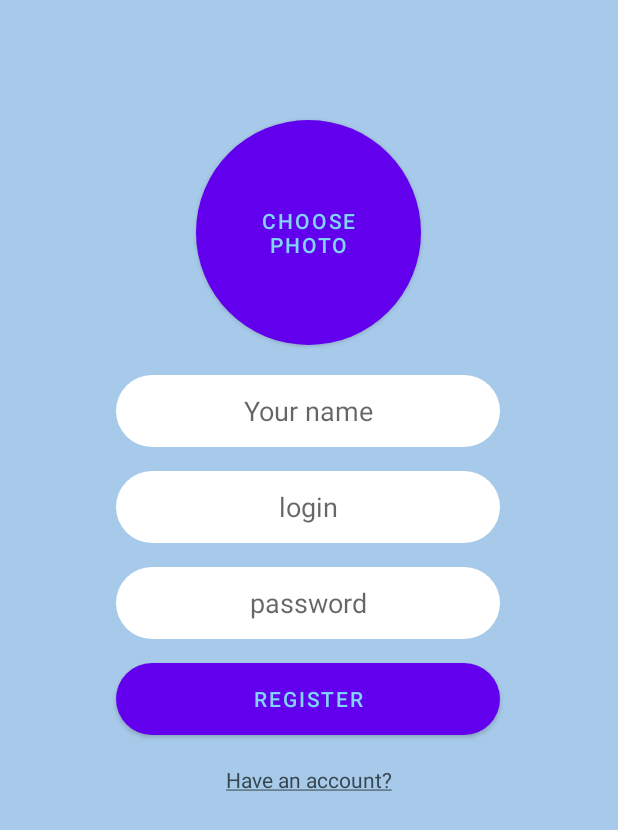
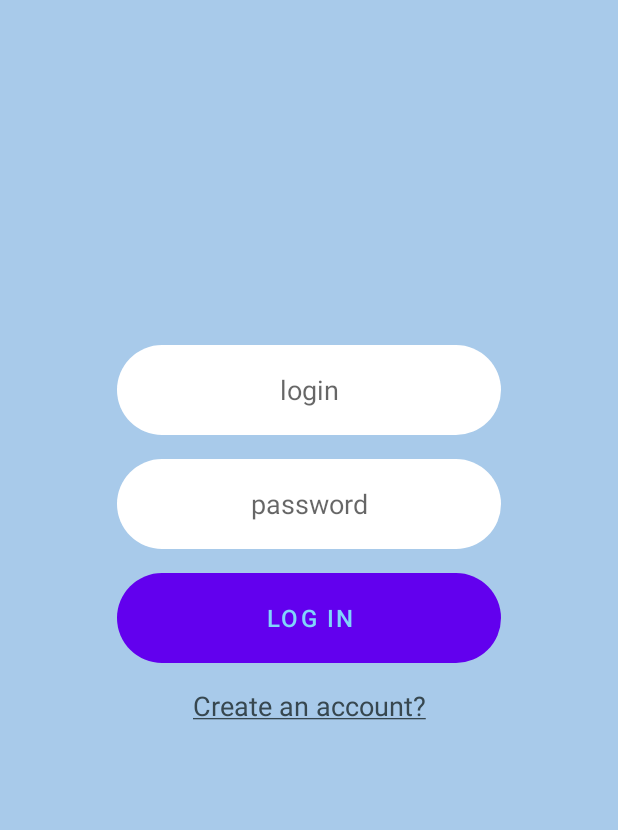
Before and after one commit to nOmeep/chat-app-android, an Android app: the screen it shows after launch (MainActivity), on a phone screen of 412 x 824 dp. Shown: the top 830 px of the screen. Run offline under Robolectric (Android 15) with nearby library versions, the phone set to English and light mode, and no system bars; our stand-ins replace CircleImageView, Firebase (no records; nobody signed in at launch, a user with empty details on screens opened directly).

Commit message:
это база, полностью переделал приложение + улучшил внешний вид. Теперь диалог закрывается в случае успешной регистрации

```diff
--- a/chatApp/app/src/main/java/com/example/messenger/MainActivity.kt
+++ b/chatApp/app/src/main/java/com/example/messenger/MainActivity.kt
@@ -1,17 +1,10 @@
 package com.example.messenger
 
-import android.app.Dialog
-import android.graphics.Color
-import android.graphics.ImageDecoder
-import android.graphics.drawable.BitmapDrawable
-import android.graphics.drawable.Drawable
 import android.net.Uri
 import androidx.appcompat.app.AppCompatActivity
 import android.os.Bundle
-import android.provider.MediaStore
 import android.util.Log
 import android.view.View
-import android.view.WindowManager
 import android.widget.*
 import androidx.activity.result.contract.ActivityResultContracts
 import androidx.appcompat.app.AlertDialog
@@ -22,14 +15,12 @@ import de.hdodenhof.circleimageview.CircleImageView
 
 
 class MainActivity : AppCompatActivity() {
-    private lateinit var nameEditText: EditText
     private lateinit var emailEditText : EditText
     private lateinit var passwordEditText: EditText
 
-    private lateinit var registerButton : Button
-    private lateinit var choosePhotoButton : Button
+    private lateinit var createAccountTextView: TextView
 
-    private lateinit var alreadyHaveAnAccTextView : TextView
+    private lateinit var mainLogInButton :Button
 
     private var selectedPhotoUri : Uri? = null
 
@@ -40,37 +31,28 @@ class MainActivity : AppCompatActivity() {
         supportActionBar?.hide()
         setContentView(R.layout.activity_main)
         initViews()
-        initOnCLickListeners()
+
+        createAccountTextView.setOnClickListener {
+            openRegisterDialog()
+        }
+
+        mainLogInButton.setOnClickListener {
+            performLogIn(emailEditText.text.toString(), passwordEditText.text.toString())
+        }
+
     }
 
-    // Some kind of inits
+    // Some kind of initiations
 
     private fun initViews() {
-        nameEditText = findViewById(R.id.nameEditText)
         emailEditText = findViewById(R.id.loginEditText)
         passwordEditText = findViewById(R.id.passwordEditText)
 
-        registerButton = findViewById(R.id.registerButton)
-        choosePhotoButton = findViewById(R.id.choosePhotoButton)
+        createAccountTextView = findViewById(R.id.createAccountTextView)
 
-        alreadyHaveAnAccTextView = findViewById(R.id.alreadyHaveAnAccTextView)
+        mainLogInButton = findViewById(R.id.mainLogInButton)
 
         auth = Firebase.auth
-    }
-
-    private fun initOnCLickListeners() {
-        registerButton.setOnClickListener {
-            //performRegister()
-        }
-
-        alreadyHaveAnAccTextView.setOnClickListener {
-            //openLogInDialog()
-            openRegisterDialog()
-        }
-
-        choosePhotoButton.setOnClickListener {
-            //getPickedPhoto.launch("image/*")
-        }
     }
 
     // Photo suction
@@ -111,16 +93,18 @@ class MainActivity : AppCompatActivity() {
         }
 
         dialogRegisterButton.setOnClickListener {
-            performRegister(dialogLoginEditText.text.toString(), dialogPasswordEditText.text.toString())
+            if (performRegister(dialogLoginEditText.text.toString(), dialogPasswordEditText.text.toString())) {
+                dialog.dismiss()
+            }
         }
 
         dialog.show()
     }
 
-    private fun performRegister(email : String, password: String) {
+    private fun performRegister(email : String, password: String) : Boolean {
         if (email.isEmpty() || password.isEmpty()) {
             Toast.makeText(this, "Fill the gaps before register", Toast.LENGTH_SHORT).show()
-            return
+            return false
         }
 
         Log.d("MAIN", "Email: $email")
@@ -129,6 +113,7 @@ class MainActivity : AppCompatActivity() {
         auth.createUserWithEmailAndPassword(email, password)
             .addOnCompleteListener(this) { task ->
                 if (!task.isSuccessful) return@addOnCompleteListener
+
                 Toast.makeText(baseContext, "Created: ${task.result?.user?.uid}", Toast.LENGTH_SHORT).show()
 
                 uploadImageToFirerbase()
@@ -136,31 +121,12 @@ class MainActivity : AppCompatActivity() {
             .addOnFailureListener {
                 Toast.makeText(baseContext, "Failed: ${it.message}", Toast.LENGTH_SHORT).show()
             }
+
+        return true
     }
 
     private fun uploadImageToFirerbase() {
 
-    }
-
-    private fun openLogInDialog() {
-        val view = View.inflate(this, R.layout.log_in_dialog, null)
-
-        val builder = AlertDialog.Builder(this)
-        builder.setView(view)
-
-        val dialog = builder.create()
-        dialog.window?.setBackgroundDrawableResource(android.R.color.transparent)
-        dialog.setCancelable(true)
-
-        val dialogLogin : EditText = view.findViewById(R.id.dialogLoginEditText)
-        val dialogPassword : EditText = view.findViewById(R.id.dialogPasswordEditText)
-        val dialogButton : Button = view.findViewById(R.id.dialogLogInButton)
-
-        dialogButton.setOnClickListener {
-            performLogIn(dialogLogin.text.toString(), dialogPassword.text.toString())
-        }
-
-        dialog.show()
     }
 
     private fun performLogIn(email : String, password : String) {
--- a/chatApp/app/src/main/res/layout/activity_main.xml
+++ b/chatApp/app/src/main/res/layout/activity_main.xml
@@ -8,40 +8,26 @@
     tools:context=".MainActivity">
 
     <EditText
-        android:id="@+id/nameEditText"
+        android:id="@+id/loginEditText"
         android:layout_width="256dp"
-        android:layout_height="48dp"
-        android:layout_marginTop="250dp"
+        android:layout_height="60dp"
+        android:layout_marginTop="230dp"
         android:background="@drawable/round_edit_text"
         android:ems="10"
-        android:hint="@string/your_name"
+        android:hint="@string/login"
         android:importantForAutofill="no"
         android:inputType="textPersonName"
         android:textAlignment="center"
-        app:layout_constraintEnd_toEndOf="parent"
-        app:layout_constraintHorizontal_bias="0.496"
-        app:layout_constraintStart_toStartOf="parent"
-        app:layout_constraintTop_toTopOf="parent" />
-
-    <EditText
-        android:id="@+id/loginEditText"
-        android:layout_width="256dp"
-        android:layout_height="48dp"
-        android:layout_marginTop="16dp"
-        android:background="@drawable/round_edit_text"
-        android:ems="10"
-        android:hint="@string/login"
-        android:inputType="textPersonName"
-        android:textAlignment="center"
-        app:layout_constraintEnd_toEndOf="@+id/nameEditText"
-        app:layout_constraintStart_toStartOf="@+id/nameEditText"
-        app:layout_constraintTop_toBottomOf="@+id/nameEditText"
-        android:importantForAutofill="no" />
+        app:layout_constraintBottom_toTopOf="@id/passwordEditText"
+        app:layout_constraintTop_toTopOf="parent"
+        app:layout_constraintLeft_toLeftOf="parent"
+        app:layout_constraintRight_toRightOf="parent"
+        tools:layout_editor_absoluteX="77dp" />
 
     <EditText
         android:id="@+id/passwordEditText"
         android:layout_width="256dp"
-        android:layout_height="48dp"
+        android:layout_height="60dp"
         android:layout_marginTop="16dp"
         android:background="@drawable/round_edit_text"
         android:ems="10"
@@ -54,51 +40,32 @@
         app:layout_constraintTop_toBottomOf="@+id/loginEditText" />
 
     <Button
-        android:id="@+id/registerButton"
+        android:id="@+id/mainLogInButton"
         android:layout_width="256dp"
-        android:layout_height="48dp"
+        android:layout_height="60dp"
+        android:layout_alignParentEnd="true"
+        android:layout_alignParentBottom="true"
         android:layout_marginTop="16dp"
         android:background="@drawable/round_edit_text"
-        android:text="@string/register"
+        android:text="@string/log_in"
         android:textAlignment="center"
-        android:textColor="#81D4FA"
+        android:textColor="@color/btn_color"
+        android:textSize="16sp"
         app:layout_constraintLeft_toLeftOf="@id/passwordEditText"
         app:layout_constraintRight_toRightOf="@id/passwordEditText"
         app:layout_constraintTop_toBottomOf="@id/passwordEditText" />
 
     <TextView
-        android:id="@+id/alreadyHaveAnAccTextView"
+        android:id="@+id/createAccountTextView"
         android:layout_width="200dp"
         android:layout_height="wrap_content"
-        android:layout_marginTop="20dp"
         android:text="@string/register_string"
+        android:layout_marginTop="16dp"
         android:textAlignment="center"
         android:textColor="#37474F"
-        app:layout_constraintLeft_toLeftOf="@id/registerButton"
-        app:layout_constraintRight_toRightOf="@id/registerButton"
-        app:layout_constraintTop_toBottomOf="@id/registerButton" />
-
-    <Button
-        android:id="@+id/choosePhotoButton"
-        android:layout_width="150dp"
-        android:layout_height="150dp"
-        android:layout_marginTop="60dp"
-        android:background="@drawable/round_choose_photo_button"
-        android:text="@string/choose_photo"
-        android:textColor="#81D4FA"
-        app:layout_constraintBottom_toTopOf="@id/nameEditText"
-        app:layout_constraintLeft_toLeftOf="@id/nameEditText"
-        app:layout_constraintRight_toRightOf="@id/nameEditText"
-        app:layout_constraintTop_toTopOf="parent"/>
-
-    <de.hdodenhof.circleimageview.CircleImageView
-        android:id="@+id/selectedPhotoInRegister"
-        android:layout_width="150dp"
-        android:layout_height="150dp"
-        android:layout_marginTop="60dp"
-        app:layout_constraintBottom_toTopOf="@id/nameEditText"
-        app:layout_constraintLeft_toLeftOf="@id/nameEditText"
-        app:layout_constraintRight_toRightOf="@id/nameEditText"
-        app:layout_constraintTop_toTopOf="parent" />
+        android:textSize="18sp"
+        app:layout_constraintTop_toBottomOf="@id/mainLogInButton"
+        app:layout_constraintLeft_toLeftOf="@id/mainLogInButton"
+        app:layout_constraintRight_toRightOf="@id/mainLogInButton" />
 
 </androidx.constraintlayout.widget.ConstraintLayout>
--- a/chatApp/app/src/main/res/layout/register_dialog_layout.xml
+++ b/chatApp/app/src/main/res/layout/register_dialog_layout.xml
@@ -41,7 +41,7 @@
                 android:id="@+id/dialogRegisterLoginEditText"
                 android:layout_width="280dp"
                 android:layout_height="60dp"
-                android:layout_marginTop="24dp"
+                android:layout_marginTop="16dp"
                 android:background="@drawable/round_edit_text"
                 android:hint="@string/login"
                 android:textAlignment="center"
@@ -58,7 +58,7 @@
                 android:id="@+id/dialogRegisterPasswordEditText"
                 android:layout_width="280dp"
                 android:layout_height="60dp"
-                android:layout_marginTop="24dp"
+                android:layout_marginTop="16dp"
                 android:background="@drawable/round_edit_text"
                 android:hint="@string/password"
                 android:inputType="textPassword"
@@ -78,7 +78,7 @@
                 android:layout_marginTop="24dp"
                 android:background="@drawable/round_choose_photo_button"
                 android:text="@string/choose_photo"
-                android:textColor="#81D4FA"
+                android:textColor="@color/btn_color"
                 app:layout_constraintBottom_toBottomOf="parent"
                 app:layout_constraintLeft_toLeftOf="parent"
                 app:layout_constraintRight_toRightOf="parent"
@@ -108,7 +108,7 @@
             android:gravity="center"
             android:text="@string/create_new_account"
             android:textAlignment="center"
-            android:textColor="#81D4FA"
+            android:textColor="@color/btn_color"
             android:textSize="18sp"
             app:layout_constraintTop_toTopOf="@id/innerCR"
             app:layout_constraintBottom_toTopOf="@id/innerCR"
@@ -125,7 +125,7 @@
             android:background="@drawable/round_edit_text"
             android:text="@string/register"
             android:textAlignment="center"
-            android:textColor="#81D4FA"
+            android:textColor="@color/btn_color"
             android:textSize="16sp"
             app:layout_constraintBottom_toBottomOf="@id/innerCR"
             app:layout_constraintLeft_toLeftOf="@id/innerCR"
--- a/chatApp/app/src/main/res/values/colors.xml
+++ b/chatApp/app/src/main/res/values/colors.xml
@@ -8,4 +8,5 @@
     <color name="black">#FF000000</color>
     <color name="white">#FFFFFFFF</color>
     <color name="main_activity_bg">#A8CAEA</color>
+    <color name="btn_color">#81D4FA</color>
 </resources>
--- a/chatApp/app/src/main/res/values/strings.xml
+++ b/chatApp/app/src/main/res/values/strings.xml
@@ -1,10 +1,11 @@
 <resources>
     <string name="app_name">Messenger</string>
-    <string name="register_string"><u>Have an account?</u></string>
+    <string name="register_string"><u>Create an account?</u></string>
     <string name="password">password</string>
     <string name="register">Register</string>
     <string name="login">login</string>
     <string name="choose_photo">Choose\nphoto</string>
     <string name="your_name">Your name</string>
     <string name="create_new_account">CREATE NEW ACCOUNT</string>
+    <string name="log_in">Log In</string>
 </resources>
```
